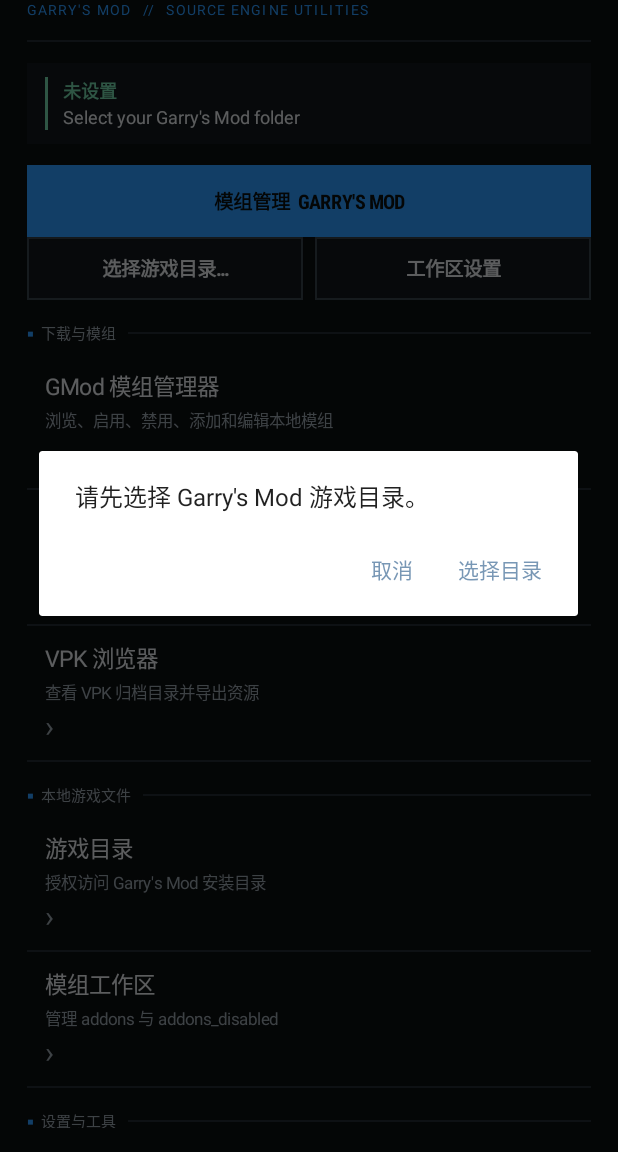
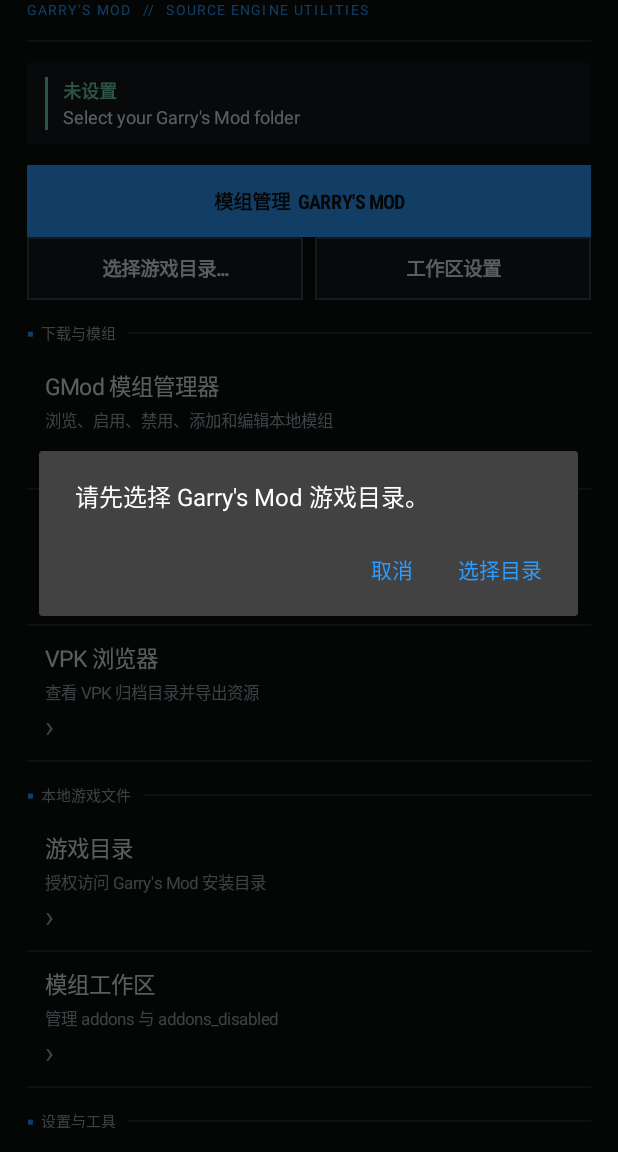
Before and after one commit to Cgjfmgslcjc/SourceToolkit, an Android app: the screen it shows after launch (MainActivity), after a tap on "模组管理 GARRY'S MOD", on a phone screen of 412 x 824 dp, the part 84-1236 px from its top. Run offline under Robolectric (Android 15) with nearby library versions, the phone set to English and light mode, and no system bars.

Commit message:
Rebuild launcher UI in GDroid dark style and add dedicated mod screens

```diff
--- a/app/src/main/res/values/styles.xml
+++ b/app/src/main/res/values/styles.xml
@@ -1,10 +1,3 @@
-<resources>
-    <style name="AppTheme" parent="android:style/Theme.Material.Light.NoActionBar">
-        <item name="android:fontFamily">sans</item>
-        <item name="android:colorAccent">#7897B5</item>
-        <item name="android:windowLightStatusBar">false</item>
-        <item name="android:statusBarColor">#17191D</item>
-        <item name="android:navigationBarColor">#17191D</item>
-        <item name="android:windowActionModeOverlay">true</item>
-    </style>
-</resources>
+<resources><style name="AppTheme" parent="@android:style/Theme.Material.NoActionBar">
+ <item name="android:windowBackground">#ff0b0e10</item><item name="android:statusBarColor">#ff0b0e10</item><item name="android:navigationBarColor">#ff0b0e10</item><item name="android:windowLightStatusBar">false</item><item name="android:colorAccent">#ff2d9cff</item><item name="android:colorControlHighlight">#332d9cff</item><item name="android:fontFamily">sans</item>
+</style></resources>
```
